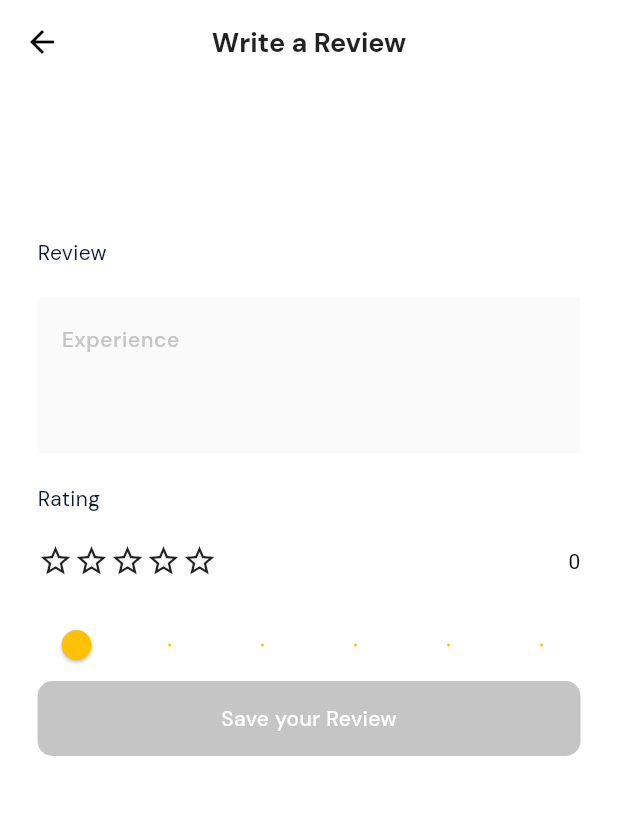
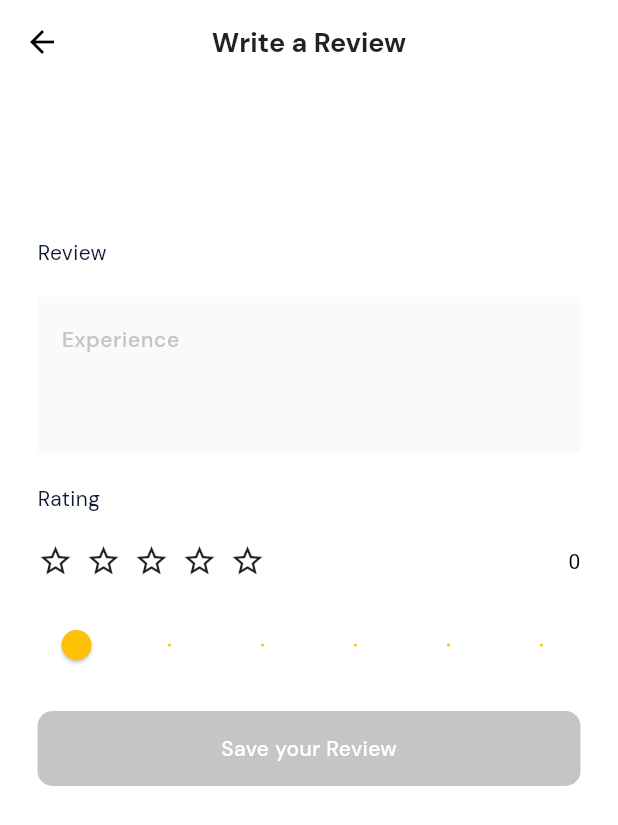
Before and after one commit to theodan11/e-commerce-app, a Flutter app: the ProductDetailPage screen opened directly with empty values, scrolled down 576 dp, after a tap on "Write a Review", on a phone screen of 412 x 824 dp. Shown: the top 825 px of the screen. Run offline on Flutter 3.47's test engine with Material 3 defaults, Android fonts, the phone set to English and light mode, and no system bars; our stand-ins replace cloud_firestore, equatable, firebase_auth, firebase_core, flutter_bloc, google_fonts and 1 more; accounts and stored records are empty; network calls fail.

Commit message:
minor fixes

```diff
--- a/lib/core/cubit/review_cubit/review_create_cubit.dart
+++ b/lib/core/cubit/review_cubit/review_create_cubit.dart
@@ -12,6 +12,10 @@ class ReviewCreateCubit extends Cubit<ReviewCreateState> {
 
   void updateCustomerExperience(String review) {
     emit(state.copyWith(customerExperience: review));
+  }
+
+  void resetForm() {
+    emit(const ReviewCreateState());
   }
 
   Future<void> saveReview(String productId) async {
--- a/lib/core/screen/product/product_detail_page.dart
+++ b/lib/core/screen/product/product_detail_page.dart
@@ -23,7 +23,7 @@ class ProductDetailPage extends StatelessWidget {
   Widget build(BuildContext context) {
     dynamic productItem;
     dynamic storeInfo;
-    User? user = FirebaseAuth.instance.currentUser;
+    // User? user = FirebaseAuth.instance.currentUser;
     Future<Map<String, dynamic>> fetchStoreInfo(
         Map<String, dynamic> productItem) async {
       try {
@@ -80,9 +80,9 @@ class ProductDetailPage extends StatelessWidget {
                 int rateAcc = snapShot.data!['reviews'].fold(0, (prev, item) {
                   return prev + item['rating'];
                 });
+                double avgRating = rateAcc / snapShot.data!['reviews'].length;
                 // double avgRating = rateAcc / snapShot.data!['reviews'].length;
                 // int rateAcc = 2;
-                double avgRating = rateAcc / snapShot.data!['reviews'].length;
 
                 productItem = ProductModel.fromJSON(snapShot.data!, productID);
                 // print(productItem);
@@ -170,7 +170,9 @@ class ProductDetailPage extends StatelessWidget {
                                 width: 6,
                               ),
                               Text(
-                                "4.6",
+                                avgRating.isNaN
+                                    ? 0.toString()
+                                    : avgRating.toString(),
                                 style: MyTextTheme.productBottomText,
                               ),
                               const SizedBox(
@@ -323,7 +325,8 @@ class ProductDetailPage extends StatelessWidget {
                     HeaderAndSeeAll(
                       headerTitle:
                           "Reviews (${snapShot.data!['reviews'].length})",
-                      btnTitle: avgRating.toString(),
+                      btnTitle:
+                          avgRating.isNaN ? 0.toString() : avgRating.toString(),
                     ),
                     GestureDetector(
                       onTap: () {},
--- a/lib/core/screen/review/write_a_review.dart
+++ b/lib/core/screen/review/write_a_review.dart
@@ -68,7 +68,7 @@ class WriteAReview extends StatelessWidget {
                                     color: Colors.amber,
                                   ),
                             const SizedBox(
-                              height: 8,
+                              width: 8,
                             ),
                             state.rating! < 2
                                 ? const Icon(Icons.star_border)
@@ -77,7 +77,7 @@ class WriteAReview extends StatelessWidget {
                                     color: Colors.amber,
                                   ),
                             const SizedBox(
-                              height: 8,
+                              width: 8,
                             ),
                             state.rating! < 3
                                 ? const Icon(Icons.star_border)
@@ -86,7 +86,7 @@ class WriteAReview extends StatelessWidget {
                                     color: Colors.amber,
                                   ),
                             const SizedBox(
-                              height: 8,
+                              width: 8,
                             ),
                             state.rating! < 4
                                 ? const Icon(Icons.star_border)
@@ -95,7 +95,7 @@ class WriteAReview extends StatelessWidget {
                                     color: Colors.amber,
                                   ),
                             const SizedBox(
-                              height: 8,
+                              width: 8,
                             ),
                             state.rating! < 5
                                 ? const Icon(Icons.star_border)
@@ -104,7 +104,7 @@ class WriteAReview extends StatelessWidget {
                                     color: Colors.amber,
                                   ),
                             const SizedBox(
-                              height: 8,
+                              width: 8,
                             ),
                             const Spacer(
                               flex: 1,
@@ -127,6 +127,9 @@ class WriteAReview extends StatelessWidget {
                                   .read<ReviewCreateCubit>()
                                   .updateRating(value.toInt());
                             }),
+                        const SizedBox(
+                          height: 20,
+                        ),
                         GestureDetector(
                           onTap: state.customerExperience != ''
                               ? () {
@@ -143,9 +146,9 @@ class WriteAReview extends StatelessWidget {
                                             Color.fromARGB(255, 10, 207, 66),
                                       ),
                                     );
-
-                                    Navigator.of(context).pop();
                                   }
+                                  Navigator.of(context).pop();
+                                  context.read<ReviewCreateCubit>().resetForm();
                                 }
                               : null,
                           child: Container(
--- a/lib/core/screen/user/user_profile_page.dart
+++ b/lib/core/screen/user/user_profile_page.dart
@@ -34,7 +34,8 @@ class UserProfilePage extends StatelessWidget {
           )
         ],
       ),
-      body: Padding(
+      body: SafeArea(
+        child: Padding(
           padding: const EdgeInsets.symmetric(horizontal: 25, vertical: 30),
           child: Column(
             crossAxisAlignment: CrossAxisAlignment.start,
@@ -99,6 +100,7 @@ class UserProfilePage extends StatelessWidget {
             ],
           ),
         ),
+      ),
     );
   }
 }
```
Also changed, not shown: lib/core/common/discount_product_card.dart (+14 -3 lines). Lines whose indentation alone changed are shown as unchanged.
